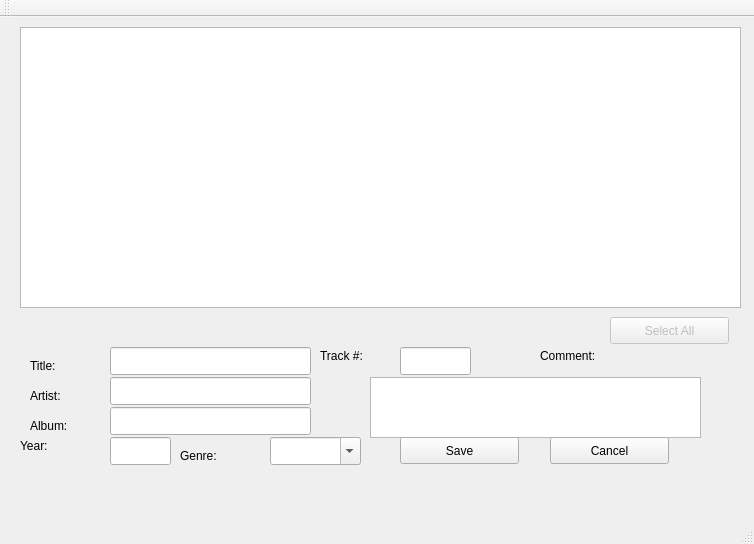
Old version of the form src/mainwindow.ui in the repository DOOMer/qtagger.
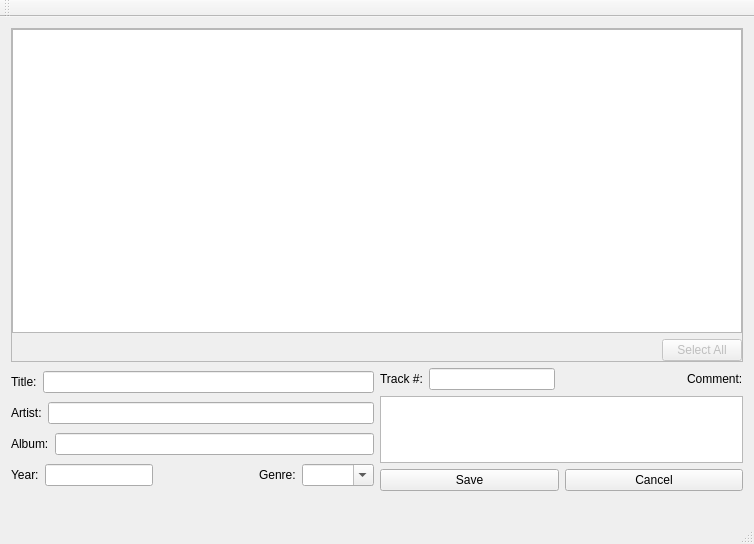
New version of the form.

Commit message: added layots to main window

Diff of the .ui file:
```diff
--- a/src/mainwindow.ui
+++ b/src/mainwindow.ui
@@ -10,18 +10,54 @@
     <height>544</height>
    </rect>
   </property>
+  <property name="sizePolicy">
+   <sizepolicy hsizetype="Minimum" vsizetype="Preferred">
+    <horstretch>0</horstretch>
+    <verstretch>0</verstretch>
+   </sizepolicy>
+  </property>
+  <property name="minimumSize">
+   <size>
+    <width>754</width>
+    <height>0</height>
+   </size>
+  </property>
   <property name="windowTitle">
    <string>qTagger</string>
   </property>
   <widget class="QWidget" name="centralWidget">
+   <layout class="QVBoxLayout" name="verticalLayout_5">
+    <item>
+     <widget class="QFrame" name="frame">
+      <property name="sizePolicy">
+       <sizepolicy hsizetype="Preferred" vsizetype="Preferred">
+        <horstretch>0</horstretch>
+        <verstretch>0</verstretch>
+       </sizepolicy>
+      </property>
+      <property name="frameShape">
+       <enum>QFrame::StyledPanel</enum>
+      </property>
+      <property name="frameShadow">
+       <enum>QFrame::Raised</enum>
+      </property>
+      <layout class="QVBoxLayout" name="verticalLayout_4">
+       <property name="margin">
+        <number>0</number>
+       </property>
+       <item>
    <widget class="QTreeView" name="treeView">
-    <property name="geometry">
-     <rect>
-      <x>20</x>
-      <y>10</y>
-      <width>721</width>
-      <height>281</height>
-     </rect>
+         <property name="sizePolicy">
+          <sizepolicy hsizetype="Expanding" vsizetype="Expanding">
+           <horstretch>0</horstretch>
+           <verstretch>0</verstretch>
+          </sizepolicy>
+         </property>
+         <property name="minimumSize">
+          <size>
+           <width>0</width>
+           <height>289</height>
+          </size>
     </property>
     <property name="selectionMode">
      <enum>QAbstractItemView::ExtendedSelection</enum>
@@ -33,15 +69,47 @@
      <bool>false</bool>
     </property>
    </widget>
+       </item>
+       <item>
+        <layout class="QHBoxLayout" name="horizontalLayout_9">
+         <item>
+          <spacer name="horizontalSpacer">
+           <property name="orientation">
+            <enum>Qt::Horizontal</enum>
+           </property>
+           <property name="sizeHint" stdset="0">
+            <size>
+             <width>40</width>
+             <height>20</height>
+            </size>
+           </property>
+          </spacer>
+         </item>
+         <item>
+          <widget class="QPushButton" name="butSelect">
+           <property name="enabled">
+            <bool>false</bool>
+           </property>
+           <property name="text">
+            <string>Select All</string>
+           </property>
+          </widget>
+         </item>
+        </layout>
+       </item>
+      </layout>
+     </widget>
+    </item>
+    <item>
+     <layout class="QVBoxLayout" name="verticalLayout_3">
+      <item>
+       <layout class="QHBoxLayout" name="horizontalLayout_7">
+        <item>
+         <layout class="QVBoxLayout" name="verticalLayout_2">
+          <item>
+           <layout class="QHBoxLayout" name="horizontalLayout">
+            <item>
    <widget class="QLabel" name="labTitle">
-    <property name="geometry">
-     <rect>
-      <x>30</x>
-      <y>340</y>
-      <width>121</width>
-      <height>18</height>
-     </rect>
-    </property>
     <property name="text">
      <string>Title:</string>
     </property>
@@ -49,15 +117,16 @@
      <cstring>editTitle</cstring>
     </property>
    </widget>
+            </item>
+            <item>
+             <widget class="QLineEdit" name="editTitle"/>
+            </item>
+           </layout>
+          </item>
+          <item>
+           <layout class="QHBoxLayout" name="horizontalLayout_2">
+            <item>
    <widget class="QLabel" name="labArtist">
-    <property name="geometry">
-     <rect>
-      <x>30</x>
-      <y>370</y>
-      <width>91</width>
-      <height>18</height>
-     </rect>
-    </property>
     <property name="text">
      <string>Artist:</string>
     </property>
@@ -65,15 +134,16 @@
      <cstring>editaArtist</cstring>
     </property>
    </widget>
+            </item>
+            <item>
+             <widget class="QLineEdit" name="editaArtist"/>
+            </item>
+           </layout>
+          </item>
+          <item>
+           <layout class="QHBoxLayout" name="horizontalLayout_3">
+            <item>
    <widget class="QLabel" name="labAlbum">
-    <property name="geometry">
-     <rect>
-      <x>30</x>
-      <y>400</y>
-      <width>91</width>
-      <height>18</height>
-     </rect>
-    </property>
     <property name="text">
      <string>Album:</string>
     </property>
@@ -81,58 +151,16 @@
      <cstring>editAlbum</cstring>
     </property>
    </widget>
-   <widget class="QLineEdit" name="editTitle">
-    <property name="geometry">
-     <rect>
-      <x>110</x>
-      <y>330</y>
-      <width>201</width>
-      <height>28</height>
-     </rect>
-    </property>
-   </widget>
-   <widget class="QLineEdit" name="editaArtist">
-    <property name="geometry">
-     <rect>
-      <x>110</x>
-      <y>360</y>
-      <width>201</width>
-      <height>28</height>
-     </rect>
-    </property>
-   </widget>
-   <widget class="QLineEdit" name="editAlbum">
-    <property name="geometry">
-     <rect>
-      <x>110</x>
-      <y>390</y>
-      <width>201</width>
-      <height>28</height>
-     </rect>
-    </property>
-   </widget>
-   <widget class="QLineEdit" name="editYear">
-    <property name="geometry">
-     <rect>
-      <x>110</x>
-      <y>420</y>
-      <width>61</width>
-      <height>28</height>
-     </rect>
-    </property>
-    <property name="maxLength">
-     <number>4</number>
-    </property>
-   </widget>
+            </item>
+            <item>
+             <widget class="QLineEdit" name="editAlbum"/>
+            </item>
+           </layout>
+          </item>
+          <item>
+           <layout class="QHBoxLayout" name="horizontalLayout_4">
+            <item>
    <widget class="QLabel" name="labYear">
-    <property name="geometry">
-     <rect>
-      <x>20</x>
-      <y>420</y>
-      <width>72</width>
-      <height>18</height>
-     </rect>
-    </property>
     <property name="text">
      <string>Year:</string>
     </property>
@@ -140,15 +168,29 @@
      <cstring>editYear</cstring>
     </property>
    </widget>
+            </item>
+            <item>
+             <widget class="QLineEdit" name="editYear">
+              <property name="maxLength">
+               <number>4</number>
+              </property>
+             </widget>
+            </item>
+            <item>
+             <spacer name="horizontalSpacer_2">
+              <property name="orientation">
+               <enum>Qt::Horizontal</enum>
+              </property>
+              <property name="sizeHint" stdset="0">
+               <size>
+                <width>40</width>
+                <height>20</height>
+               </size>
+              </property>
+             </spacer>
+            </item>
+            <item>
    <widget class="QLabel" name="labGenre">
-    <property name="geometry">
-     <rect>
-      <x>180</x>
-      <y>430</y>
-      <width>72</width>
-      <height>18</height>
-     </rect>
-    </property>
     <property name="text">
      <string>Genre:</string>
     </property>
@@ -156,28 +198,24 @@
      <cstring>cbxGenre</cstring>
     </property>
    </widget>
+            </item>
+            <item>
    <widget class="QComboBox" name="cbxGenre">
-    <property name="geometry">
-     <rect>
-      <x>270</x>
-      <y>420</y>
-      <width>91</width>
-      <height>28</height>
-     </rect>
-    </property>
     <property name="editable">
      <bool>true</bool>
     </property>
    </widget>
+            </item>
+           </layout>
+          </item>
+         </layout>
+        </item>
+        <item>
+         <layout class="QVBoxLayout" name="verticalLayout">
+          <item>
+           <layout class="QHBoxLayout" name="horizontalLayout_5">
+            <item>
    <widget class="QLabel" name="labTrackNum">
-    <property name="geometry">
-     <rect>
-      <x>320</x>
-      <y>330</y>
-      <width>72</width>
-      <height>18</height>
-     </rect>
-    </property>
     <property name="text">
      <string>Track #:</string>
     </property>
@@ -185,15 +223,29 @@
      <cstring>editTrackNum</cstring>
     </property>
    </widget>
+            </item>
+            <item>
+             <widget class="QLineEdit" name="editTrackNum">
+              <property name="maxLength">
+               <number>3</number>
+              </property>
+             </widget>
+            </item>
+            <item>
+             <spacer name="horizontalSpacer_3">
+              <property name="orientation">
+               <enum>Qt::Horizontal</enum>
+              </property>
+              <property name="sizeHint" stdset="0">
+               <size>
+                <width>40</width>
+                <height>20</height>
+               </size>
+              </property>
+             </spacer>
+            </item>
+            <item>
    <widget class="QLabel" name="labComment">
-    <property name="geometry">
-     <rect>
-      <x>540</x>
-      <y>330</y>
-      <width>72</width>
-      <height>18</height>
-     </rect>
-    </property>
     <property name="text">
      <string>Comment:</string>
     </property>
@@ -201,110 +253,75 @@
      <cstring>editComment</cstring>
     </property>
    </widget>
-   <widget class="QLineEdit" name="editTrackNum">
-    <property name="geometry">
-     <rect>
-      <x>400</x>
-      <y>330</y>
-      <width>71</width>
-      <height>28</height>
-     </rect>
-    </property>
-    <property name="maxLength">
-     <number>3</number>
-    </property>
-   </widget>
+            </item>
+           </layout>
+          </item>
+          <item>
    <widget class="QPlainTextEdit" name="editComment">
-    <property name="geometry">
-     <rect>
-      <x>370</x>
-      <y>360</y>
-      <width>331</width>
-      <height>61</height>
-     </rect>
-    </property>
-   </widget>
-   <widget class="QLabel" name="labTime">
-    <property name="geometry">
-     <rect>
-      <x>50</x>
-      <y>460</y>
-      <width>141</width>
-      <height>18</height>
-     </rect>
-    </property>
-    <property name="text">
-     <string/>
-    </property>
-   </widget>
-   <widget class="QLabel" name="labBitrate">
-    <property name="geometry">
-     <rect>
-      <x>210</x>
-      <y>460</y>
-      <width>181</width>
-      <height>18</height>
-     </rect>
-    </property>
-    <property name="text">
-     <string/>
-    </property>
-   </widget>
-   <widget class="QLabel" name="labSampleRate">
-    <property name="geometry">
-     <rect>
-      <x>450</x>
-      <y>460</y>
-      <width>201</width>
-      <height>18</height>
-     </rect>
-    </property>
-    <property name="text">
-     <string/>
-    </property>
-   </widget>
+            <property name="sizePolicy">
+             <sizepolicy hsizetype="Expanding" vsizetype="Maximum">
+              <horstretch>0</horstretch>
+              <verstretch>0</verstretch>
+             </sizepolicy>
+            </property>
+            <property name="maximumSize">
+             <size>
+              <width>16777215</width>
+              <height>67</height>
+             </size>
+            </property>
+           </widget>
+          </item>
+          <item>
+           <layout class="QHBoxLayout" name="horizontalLayout_6">
+            <item>
    <widget class="QPushButton" name="butSave">
-    <property name="geometry">
-     <rect>
-      <x>400</x>
-      <y>420</y>
-      <width>119</width>
-      <height>27</height>
-     </rect>
-    </property>
     <property name="text">
      <string>Save</string>
     </property>
    </widget>
+            </item>
+            <item>
    <widget class="QPushButton" name="butCancel">
-    <property name="geometry">
-     <rect>
-      <x>550</x>
-      <y>420</y>
-      <width>119</width>
-      <height>27</height>
-     </rect>
-    </property>
     <property name="text">
      <string>Cancel</string>
     </property>
    </widget>
-   <widget class="QPushButton" name="butSelect">
-    <property name="enabled">
-     <bool>false</bool>
-    </property>
-    <property name="geometry">
-     <rect>
-      <x>610</x>
-      <y>300</y>
-      <width>119</width>
-      <height>27</height>
-     </rect>
-    </property>
+            </item>
+           </layout>
+          </item>
+         </layout>
+        </item>
+       </layout>
+      </item>
+      <item>
+       <layout class="QHBoxLayout" name="horizontalLayout_8">
+        <item>
+         <widget class="QLabel" name="labTime">
+          <property name="text">
+           <string/>
+          </property>
+         </widget>
+        </item>
+        <item>
+         <widget class="QLabel" name="labBitrate">
+          <property name="text">
+           <string/>
+          </property>
+         </widget>
+        </item>
+        <item>
+         <widget class="QLabel" name="labSampleRate">
     <property name="text">
-     <string>Select All</string>
-    </property>
-   </widget>
+           <string/>
+          </property>
+         </widget>
+        </item>
+       </layout>
+      </item>
+     </layout>
+    </item>
+   </layout>
   </widget>
   <widget class="QMenuBar" name="menuBar">
    <property name="geometry">
```
Lines whose indentation alone changed are shown as unchanged.
